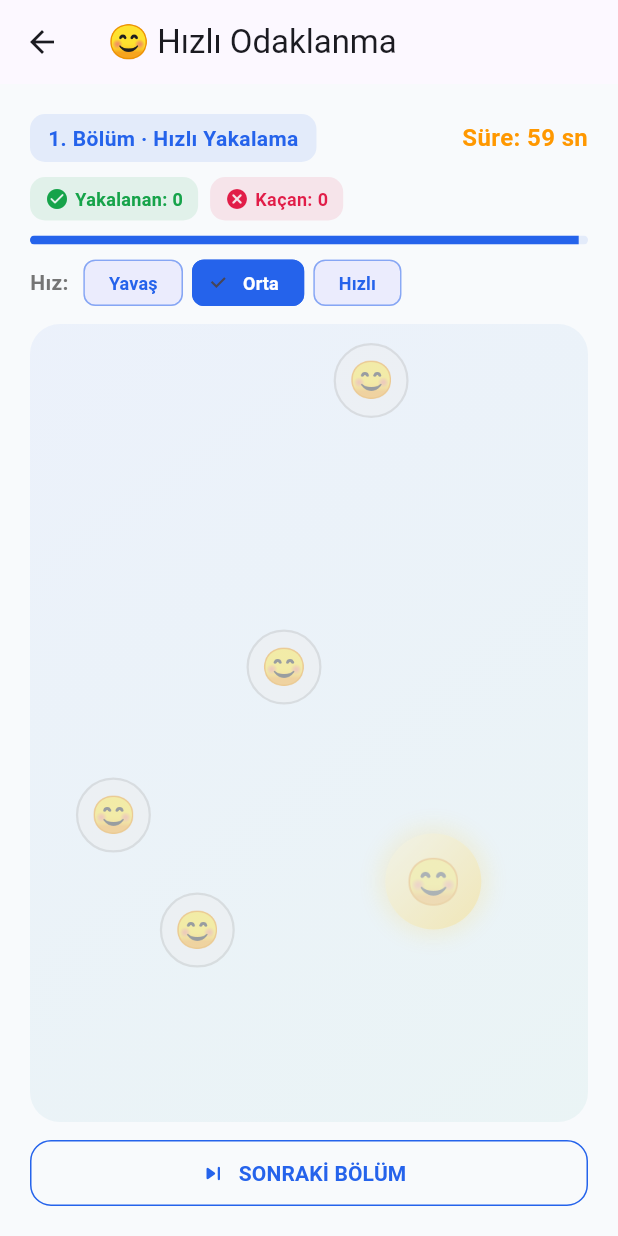
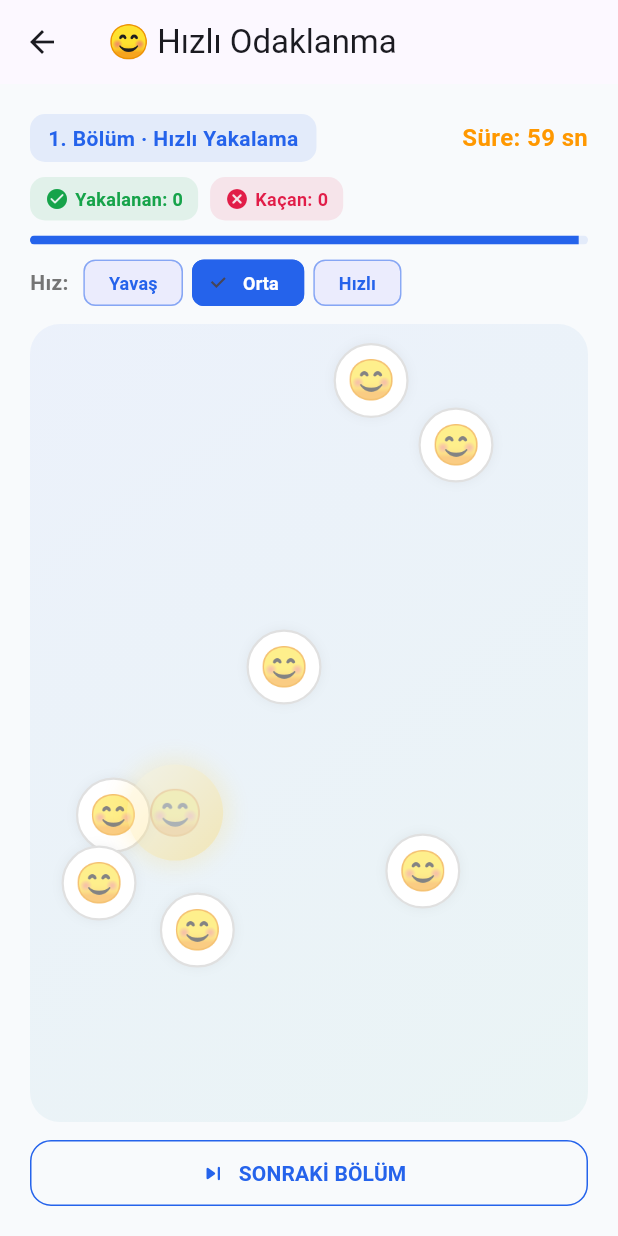
Before and after one commit to senerh6161-design/hizli-okuma-uygulamasi, a Flutter app: the QuickFocusZigzagPage screen opened directly, after a tap on "BAŞLA", on a phone screen of 412 x 824 dp. Run offline on Flutter 3.47's test engine with Material 3 defaults, Android fonts, the phone set to English and light mode, and no system bars; our stand-ins replace audioplayers, cloud_firestore, firebase_auth, firebase_core, shared_preferences; accounts and stored records are empty.

Commit message:
2. klasör 1. egzersiz tamamlandı

```diff
--- a/lib/views/exercises/quick_focus_zigzag_page.dart
+++ b/lib/views/exercises/quick_focus_zigzag_page.dart
@@ -51,7 +51,7 @@ class _QuickFocusZigzagPageState extends State<QuickFocusZigzagPage> {
   // Ekranda AYNI ANDA birden fazla yüz duruyor ama SADECE biri "aktif"
   // (yanıp sönen) — öğrenci hepsine değil, sadece o anki hedefe basmaya
   // çalışıyor. Hepsine aynı anda basmak zaten mümkün değildi.
-  static const int _reactionTargetCount = 5;
+  static const int _reactionTargetCount = 8;
 
   // Hızı öğrenci kendi seçer — her iki mekanik de bu ortak seviyeden
   // besleniyor, değişiklik bir sonraki tetiklemede devreye girer.
@@ -137,9 +137,8 @@ class _QuickFocusZigzagPageState extends State<QuickFocusZigzagPage> {
     ],
   ];
 
-  // Zikzak bölümleri gerçek yeşil kullanır — kitaptaki sayfalarda da aynı
-  // yeşil vurgu kullanılıyordu.
-  static const Color _zigzagColor = Color(0xFF16A34A);
+  // Zikzak bölümleri uygulamanın kendi ana marka rengini (indigo) kullanır.
+  static const Color _zigzagColor = Color(0xFF4F46E5);
 
   final Random _random = Random();
   _Phase _phase = _Phase.reactionIntro;
@@ -240,16 +239,22 @@ class _QuickFocusZigzagPageState extends State<QuickFocusZigzagPage> {
   // Ekranda birkaç yüz birden duruyor ama üst üste binmesinler diye
   // konumlar arasında minimum mesafe bırakılıyor.
   List<_ReactionTarget> _generateTargetLayout() {
+    // 8 nesneyi az deneme hakkıyla yerleştirmeye çalışmak çoğu zaman
+    // başarısız oluyordu — sonraki nesneler boş yer bulamayınca öncekinin
+    // neredeyse üstüne biniyor, ekranda sadece 2-3 taneymiş gibi
+    // görünüyordu. Bu yüzden hem deneme sayısı arttırıldı hem de minimum
+    // mesafe, nesne sayısına göre otomatik daralıyor.
+    final minDist = min(0.16, 0.6 / _reactionTargetCount);
     final list = <_ReactionTarget>[];
     for (int i = 0; i < _reactionTargetCount; i++) {
       double x = 0.5, y = 0.5;
-      for (int attempt = 0; attempt < 8; attempt++) {
+      for (int attempt = 0; attempt < 40; attempt++) {
         x = 0.08 + _random.nextDouble() * 0.8;
         y = 0.08 + _random.nextDouble() * 0.75;
         final tooClose = list.any((t) {
           final dx = t.x - x;
           final dy = t.y - y;
-          return dx * dx + dy * dy < 0.16 * 0.16;
+          return dx * dx + dy * dy < minDist * minDist;
         });
         if (!tooClose) break;
       }
@@ -343,7 +348,14 @@ class _QuickFocusZigzagPageState extends State<QuickFocusZigzagPage> {
       Duration(milliseconds: _zigzagStepMsBySpeed[_speedLevel]),
       () {
         if (!mounted) return;
-        setState(() => _zigzagActiveIndex = (_zigzagActiveIndex + 1) % total);
+        final next = _zigzagActiveIndex + 1;
+        // Çapraz Zikzak'ta cümle bir kez okununca başa DÖNMÜYOR — otomatik
+        // olarak sıradaki cümleye geçiyor (ya da son cümleyse bitiyor).
+        if (_phase == _Phase.crossZigzag && next >= total) {
+          _finishCrossZigzagRound();
+          return;
+        }
+        setState(() => _zigzagActiveIndex = next % total);
         if (_phase == _Phase.zigzag) _scrollZigzagToActive();
         _scheduleZigzagStep(total);
       },
@@ -400,7 +412,11 @@ class _QuickFocusZigzagPageState extends State<QuickFocusZigzagPage> {
       setState(() => _elapsedSec++);
       if (_elapsedSec >= _stageDurationSec) _finishCrossZigzagRound();
     });
-    _scheduleZigzagStep(_crossZigzagTop[_crossZigzagRoundIndex].length);
+    // Çizgiler sadece "gidiş" yönünde değil — son sütuna varınca çizgi
+    // GERİ dönüp bu kez öbür satırı takip ederek başa kadar devam ediyor
+    // (ör. "...inanmalısın, inanç yoksa başarı da yoktur, çünkü..."). Bu
+    // yüzden toplam adım sayısı 2×sütun: gidiş + dönüş.
+    _scheduleZigzagStep(_crossZigzagTop[_crossZigzagRoundIndex].length * 2);
   }
 
   void _finishCrossZigzagRound() {
@@ -651,10 +667,6 @@ class _QuickFocusZigzagPageState extends State<QuickFocusZigzagPage> {
               crossAxisAlignment: CrossAxisAlignment.start,
               mainAxisAlignment: MainAxisAlignment.spaceBetween,
               children: [
-                Column(
-                  crossAxisAlignment: CrossAxisAlignment.start,
-                  mainAxisSize: MainAxisSize.min,
-                  children: [
                 Container(
                   padding: const EdgeInsets.symmetric(
                     horizontal: 12,
@@ -666,20 +678,17 @@ class _QuickFocusZigzagPageState extends State<QuickFocusZigzagPage> {
                   ),
                   child: Text(
                     badge,
-                        style: TextStyle(
-                          fontWeight: FontWeight.bold,
-                          color: color,
-                        ),
-                      ),
-                    ),
-                    if (extra != null) ...[const SizedBox(height: 14), extra],
-                  ],
+                    style: TextStyle(fontWeight: FontWeight.bold, color: color),
+                  ),
                 ),
                 Column(
                   mainAxisSize: MainAxisSize.min,
                   crossAxisAlignment: CrossAxisAlignment.stretch,
                   children: [
-                    const SizedBox(height: 16),
+                    // Amaç/Yöntem kutusu ekranın ORTASINDA, emojiyle
+                    // birlikte tek grup olarak duruyor — sayfanın en
+                    // üstüne sıkışmıyor.
+                    if (extra != null) ...[extra, const SizedBox(height: 16)],
                     Center(
                       child: Text(emoji, style: const TextStyle(fontSize: 64)),
                     ),
@@ -784,16 +793,17 @@ class _QuickFocusZigzagPageState extends State<QuickFocusZigzagPage> {
       width: double.infinity,
       padding: const EdgeInsets.symmetric(horizontal: 14, vertical: 12),
       decoration: BoxDecoration(
-        color: const Color(0xFFDCFCE7),
+        color: const Color(0xFFE0E7FF),
         borderRadius: BorderRadius.circular(14),
-        border: Border.all(color: const Color(0xFF16A34A), width: 1.5),
+        border: Border.all(color: const Color(0xFF4F46E5), width: 1.5),
       ),
       child: Column(
-        crossAxisAlignment: CrossAxisAlignment.start,
+        crossAxisAlignment: CrossAxisAlignment.center,
         children: [
           Text.rich(
+            textAlign: TextAlign.center,
             TextSpan(
-              style: const TextStyle(fontSize: 13, color: Color(0xFF14532D)),
+              style: const TextStyle(fontSize: 13, color: Color(0xFF312E81)),
               children: [
                 const TextSpan(
                   text: 'Amaç: ',
@@ -807,8 +817,9 @@ class _QuickFocusZigzagPageState extends State<QuickFocusZigzagPage> {
           ),
           const SizedBox(height: 6),
           Text.rich(
+            textAlign: TextAlign.center,
             TextSpan(
-              style: const TextStyle(fontSize: 13, color: Color(0xFF14532D)),
+              style: const TextStyle(fontSize: 13, color: Color(0xFF312E81)),
               children: [
                 const TextSpan(
                   text: 'Yöntem: ',
@@ -835,7 +846,7 @@ class _QuickFocusZigzagPageState extends State<QuickFocusZigzagPage> {
       instruction:
           'Kelimeler iki satırda, çapraz (X) çizgilerle bağlı duracak. Aktif olan kendiliğinden '
           'sırayla vurgulanacak — gözlerinle çapraz çizgiyi takip et, doğru sırayla okuyunca bir '
-          'cümle oluşacak. 60 saniye sürecek!',
+          'cümle oluşacak. Cümle bitince otomatik olarak sıradaki cümleye geçilecek!',
       onStart: _startCrossZigzagRound,
       extra: _buildAmacYontemBox(seconds: 30),
     );
@@ -1048,18 +1059,28 @@ class _QuickFocusZigzagPageState extends State<QuickFocusZigzagPage> {
   // ayırt edip doğru olana basmaya çalışıyor.
   Widget _reactionBubble({required bool isActive}) {
     if (!isActive) {
-      return Opacity(
-        opacity: 0.4,
-        child: Container(
+      // Sadece daire yarı saydam olursa arka planla karışıp "boş" bir
+      // daire gibi görünüyordu — bu yüzden daire tam opak ve belirgin,
+      // sadece içindeki emoji hafifçe soluk (dikkat dağıtıcı olduğu
+      // hissedilsin diye).
+      return Container(
         width: 50,
         height: 50,
         alignment: Alignment.center,
         decoration: BoxDecoration(
           shape: BoxShape.circle,
-            color: Colors.grey.shade200,
-            border: Border.all(color: Colors.grey.shade400, width: 1.5),
-          ),
-          child: const Text('😊', style: TextStyle(fontSize: 24)),
+          color: Colors.white,
+          border: Border.all(color: Colors.grey.shade300, width: 1.5),
+          boxShadow: [
+            BoxShadow(
+              color: Colors.black.withValues(alpha: 0.05),
+              blurRadius: 6,
+            ),
+          ],
+        ),
+        child: Opacity(
+          opacity: 0.55,
+          child: const Text('😊', style: TextStyle(fontSize: 26)),
         ),
       );
     }
@@ -1429,6 +1450,20 @@ class _QuickFocusZigzagPageState extends State<QuickFocusZigzagPage> {
                   ];
                 }
 
+                // Okuma çizgisi önce sağa doğru gider (sütun sütun, çiftse
+                // üst tekse alt), son sütunda GERİ döner ve bu kez öbür
+                // satırı takip ederek başa kadar devam eder — ör.
+                // "...inanmalısın, inanç yoksa başarı da yoktur, çünkü...".
+                final int activeCol;
+                final bool activeIsTop;
+                if (_zigzagActiveIndex < n) {
+                  activeCol = _zigzagActiveIndex;
+                  activeIsTop = activeCol.isEven;
+                } else {
+                  activeCol = n - 1 - (_zigzagActiveIndex - n);
+                  activeIsTop = !activeCol.isEven;
+                }
+
                 return Stack(
                   children: [
                     CustomPaint(
@@ -1439,19 +1474,17 @@ class _QuickFocusZigzagPageState extends State<QuickFocusZigzagPage> {
                         color: color,
                       ),
                     ),
-                    // Okuma sırası sütun sütun ilerler: sütun çiftse üst,
-                    // tekse alt satırdaki kelime "aktif" olur.
                     for (int i = 0; i < n; i++) ...[
                       ...node(
                         topPositions[i],
                         top[i],
-                        _zigzagActiveIndex == i && i.isEven,
+                        activeCol == i && activeIsTop,
                         true,
                       ),
                       ...node(
                         bottomPositions[i],
                         bottom[i],
-                        _zigzagActiveIndex == i && !i.isEven,
+                        activeCol == i && !activeIsTop,
                         false,
                       ),
                     ],
@@ -1468,8 +1501,6 @@ class _QuickFocusZigzagPageState extends State<QuickFocusZigzagPage> {
   }
 }
 
-// Her hedefin etrafında kalan süreyi gösteren daire — yeşilden kırmızıya
-// doğru geçer, kaybolmadan önce ne kadar vaktin kaldığını hissettirir.
 class _ZigzagPainter extends CustomPainter {
   final List<Offset> positions;
   final Color color;
@@ -1513,6 +1544,11 @@ class _CrossZigzagPainter extends CustomPainter {
       canvas.drawLine(topPositions[i], bottomPositions[i + 1], paint);
       canvas.drawLine(bottomPositions[i], topPositions[i + 1], paint);
     }
+    // Son sütunun üst-alt kelimesi birbirine BAĞLI görünsün diye dikey
+    // bir çizgiyle birleştiriliyor — "kopuk/boşluktaymış" hissi kalmasın.
+    if (topPositions.isNotEmpty) {
+      canvas.drawLine(topPositions.last, bottomPositions.last, paint);
+    }
   }
 
   @override
```
Lines whose indentation alone changed are shown as unchanged.
